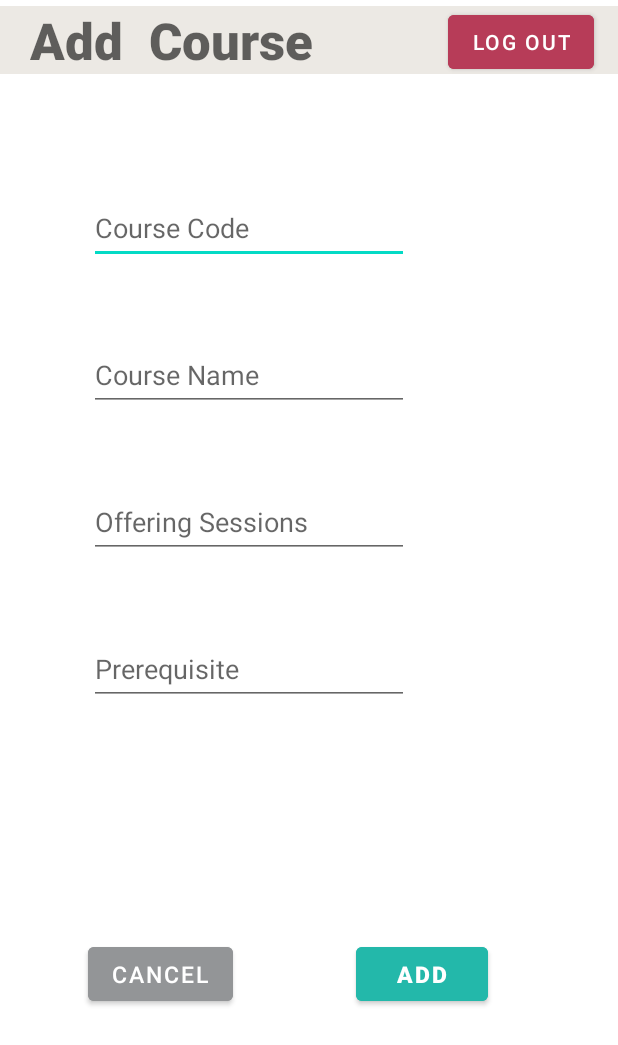
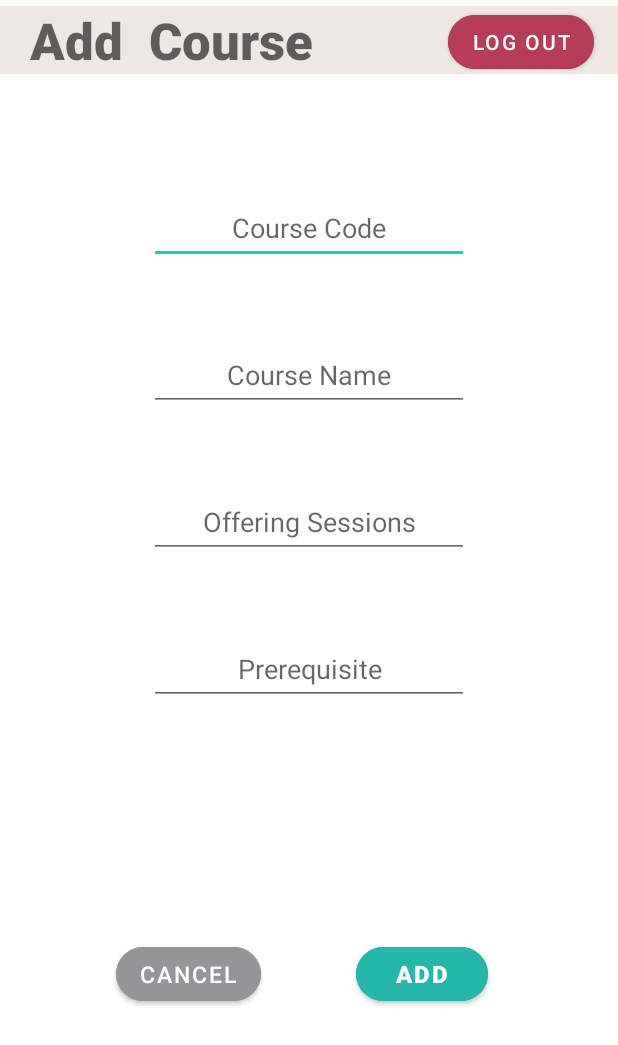
Before and after one commit to YimoShen-86/CSCB07-Project, an Android app: the AdminAddCourse screen opened directly, with no data from a screen before it, on a phone screen of 412 x 824 dp. Shown: the top 1045 px of the screen. Run offline under Robolectric (Android 15) with nearby library versions, the phone set to English and light mode, and no system bars; our stand-ins replace Firebase (no records; nobody signed in at launch, a user with empty details on screens opened directly).

Commit message:
UI design, change to round btn

```diff
--- a/app/src/main/res/layout/activity_admin_add_course.xml
+++ b/app/src/main/res/layout/activity_admin_add_course.xml
@@ -10,11 +10,12 @@
         android:id="@+id/addCourse"
         android:layout_width="wrap_content"
         android:layout_height="wrap_content"
+        android:backgroundTint="#23B8AA"
         android:text="Add"
+        android:textColor="@color/white"
+        android:textSize="16sp"
         android:textStyle="bold"
-        android:textColor="@color/white"
-        android:backgroundTint="#23B8AA"
-        android:textSize="15sp"
+        app:cornerRadius="20dp"
         app:layout_constraintBottom_toBottomOf="parent"
         app:layout_constraintEnd_toEndOf="parent"
         app:layout_constraintHorizontal_bias="0.733"
@@ -31,8 +32,8 @@
         android:hint="Course Code"
         android:inputType="textPersonName"
         android:minHeight="48dp"
+        android:textAlignment="center"
         app:layout_constraintEnd_toEndOf="parent"
-        app:layout_constraintHorizontal_bias="0.298"
         app:layout_constraintStart_toStartOf="parent"
         app:layout_constraintTop_toTopOf="parent" />
 
@@ -45,6 +46,7 @@
         android:hint="Course Name"
         android:inputType="textPersonName"
         android:minHeight="48dp"
+        android:textAlignment="center"
         app:layout_constraintEnd_toEndOf="@+id/txtCourseCode_toAdd"
         app:layout_constraintHorizontal_bias="0.0"
         app:layout_constraintStart_toStartOf="@+id/txtCourseCode_toAdd"
@@ -59,6 +61,7 @@
         android:hint="Offering Sessions"
         android:inputType="textPersonName"
         android:minHeight="48dp"
+        android:textAlignment="center"
         app:layout_constraintEnd_toEndOf="@+id/txtCourseCode_toAdd"
         app:layout_constraintHorizontal_bias="1.0"
         app:layout_constraintStart_toStartOf="@+id/txtCourseCode_toAdd"
@@ -73,6 +76,7 @@
         android:hint="Prerequisite"
         android:inputType="textPersonName"
         android:minHeight="48dp"
+        android:textAlignment="center"
         app:layout_constraintEnd_toEndOf="@+id/txtSession_toAdd"
         app:layout_constraintHorizontal_bias="0.0"
         app:layout_constraintStart_toStartOf="@+id/txtSession_toAdd"
@@ -103,9 +107,10 @@
         android:backgroundTint="@color/ultimate_grey"
         android:text="@android:string/cancel"
         android:textSize="15sp"
+        app:cornerRadius="20dp"
         app:layout_constraintBottom_toBottomOf="@+id/addCourse"
         app:layout_constraintEnd_toStartOf="@+id/addCourse"
-        app:layout_constraintHorizontal_bias="0.419"
+        app:layout_constraintHorizontal_bias="0.55"
         app:layout_constraintStart_toStartOf="parent"
         app:layout_constraintTop_toTopOf="@+id/addCourse"
         app:layout_constraintVertical_bias="0.0" />
@@ -119,6 +124,7 @@
         android:backgroundTint="@color/viva_magenta"
         android:onClick="LogOutFromAdminAddCourse"
         android:text="@string/log_out"
+        app:cornerRadius="20dp"
         app:layout_constraintEnd_toEndOf="parent"
         app:layout_constraintTop_toTopOf="parent" />
 
--- a/app/src/main/res/layout/activity_admin_course_list.xml
+++ b/app/src/main/res/layout/activity_admin_course_list.xml
@@ -44,6 +44,7 @@
         android:backgroundTint="@color/viva_magenta"
         android:onClick="LogOutFromCourseList"
         android:text="Log Out"
+        app:cornerRadius="20dp"
         app:layout_constraintEnd_toEndOf="parent"
         app:layout_constraintTop_toTopOf="parent" />
 </androidx.constraintlayout.widget.ConstraintLayout>
--- a/app/src/main/res/layout/activity_admin_login_pg.xml
+++ b/app/src/main/res/layout/activity_admin_login_pg.xml
@@ -52,7 +52,8 @@
             android:padding="12dp"
             android:text="Log in"
             android:textAllCaps="false"
-            android:textSize="20sp" />
+            android:textSize="20sp"
+            app:cornerRadius="10dp" />
 
 
     </LinearLayout>
--- a/app/src/main/res/layout/activity_main.xml
+++ b/app/src/main/res/layout/activity_main.xml
@@ -56,6 +56,7 @@
         android:onClick="onClick"
         android:text="Admin"
         android:textSize="30sp"
+        app:cornerRadius="15dp"
         app:layout_constraintEnd_toEndOf="parent"
         app:layout_constraintStart_toStartOf="parent"
         app:layout_constraintTop_toBottomOf="@+id/textView" />
@@ -68,6 +69,7 @@
         android:backgroundTint="#4CAF50"
         android:text="Student"
         android:textSize="30sp"
+        app:cornerRadius="15dp"
         app:layout_constraintEnd_toEndOf="parent"
         app:layout_constraintStart_toStartOf="parent"
         app:layout_constraintTop_toBottomOf="@+id/btnAdmin" />
--- a/app/src/main/res/layout/activity_student_add_course.xml
+++ b/app/src/main/res/layout/activity_student_add_course.xml
@@ -14,6 +14,7 @@
         android:text="Add"
         android:textSize="16sp"
         android:textStyle="bold"
+        app:cornerRadius="20dp"
         app:layout_constraintBottom_toBottomOf="parent"
         app:layout_constraintEnd_toEndOf="parent"
         app:layout_constraintHorizontal_bias="0.733"
@@ -59,9 +60,10 @@
         android:backgroundTint="@color/ultimate_grey"
         android:text="@android:string/cancel"
         android:textStyle="bold"
+        app:cornerRadius="20dp"
         app:layout_constraintBottom_toBottomOf="parent"
         app:layout_constraintEnd_toStartOf="@+id/stuUploadCourse"
-        app:layout_constraintHorizontal_bias="0.419"
+        app:layout_constraintHorizontal_bias="0.54"
         app:layout_constraintStart_toStartOf="parent"
         app:layout_constraintTop_toTopOf="parent"
         app:layout_constraintVertical_bias="0.806" />
--- a/app/src/main/res/layout/activity_student_courselist.xml
+++ b/app/src/main/res/layout/activity_student_courselist.xml
@@ -11,12 +11,13 @@
         android:layout_width="wrap_content"
         android:layout_height="wrap_content"
         android:layout_marginStart="32dp"
+        android:backgroundTint="#23B8AA"
         android:text="Create"
+        app:cornerRadius="20dp"
         app:layout_constraintBottom_toBottomOf="@+id/txtWantToTake"
         app:layout_constraintStart_toEndOf="@+id/txtWantToTake"
         app:layout_constraintTop_toTopOf="@+id/txtWantToTake"
-        app:layout_constraintVertical_bias="1.0"
-        android:backgroundTint="#23B8AA"/>
+        app:layout_constraintVertical_bias="1.0" />
 
     <EditText
         android:id="@+id/txtWantToTake"
--- a/app/src/main/res/layout/activity_student_timeline.xml
+++ b/app/src/main/res/layout/activity_student_timeline.xml
@@ -11,12 +11,13 @@
         android:layout_width="wrap_content"
         android:layout_height="wrap_content"
         android:layout_marginStart="12dp"
+        android:backgroundTint="#23B8AA"
         android:text="GENERATE"
+        app:cornerRadius="20dp"
         app:layout_constraintBottom_toBottomOf="@+id/txtWantToTake"
         app:layout_constraintStart_toEndOf="@+id/txtWantToTake"
         app:layout_constraintTop_toTopOf="@+id/txtWantToTake"
-        app:layout_constraintVertical_bias="1.0"
-        android:backgroundTint="#23B8AA"/>
+        app:layout_constraintVertical_bias="1.0" />
 
     <EditText
         android:id="@+id/txtWantToTake"
--- a/app/src/main/res/layout/activity_student_view_course_list.xml
+++ b/app/src/main/res/layout/activity_student_view_course_list.xml
@@ -42,6 +42,7 @@
         android:backgroundTint="@color/viva_magenta"
         android:onClick="BackToStudentPg"
         android:text="BACK"
+        app:cornerRadius="20dp"
         app:layout_constraintBottom_toBottomOf="parent"
         app:layout_constraintEnd_toEndOf="@+id/textCourseList"
         app:layout_constraintHorizontal_bias="0.95"
```
Also changed, not shown: app/src/main/res/layout/activity_admin_edit_course.xml (+5 -2 lines), app/src/main/res/layout/activity_admin_pg.xml (+5 -2 lines), app/src/main/res/layout/activity_course_detail.xml (+5 -2 lines), app/src/main/res/layout/activity_coursestaken.xml (+5 -2 lines), app/src/main/res/layout/activity_forgot_password.xml (+5 -4 lines), app/src/main/res/layout/activity_register_user.xml (+5 -4 lines), app/src/main/res/layout/activity_student_login_pg.xml (+5 -3 lines), app/src/main/res/layout/activity_student_pg.xml (+15 -12 lines).
